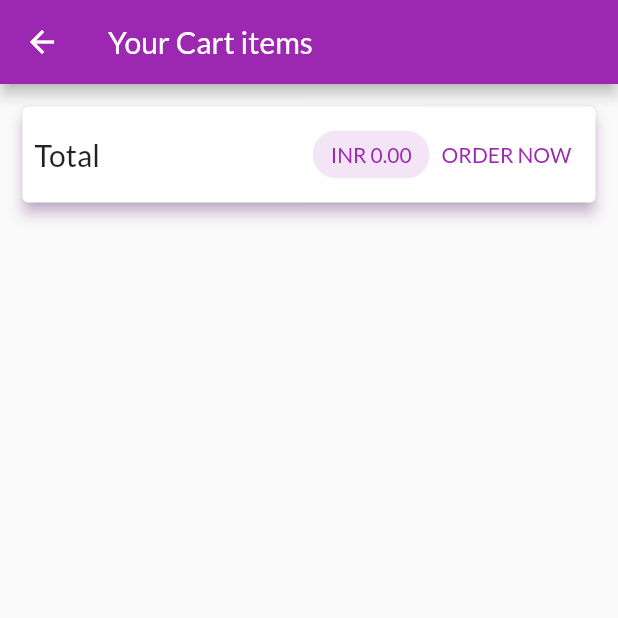
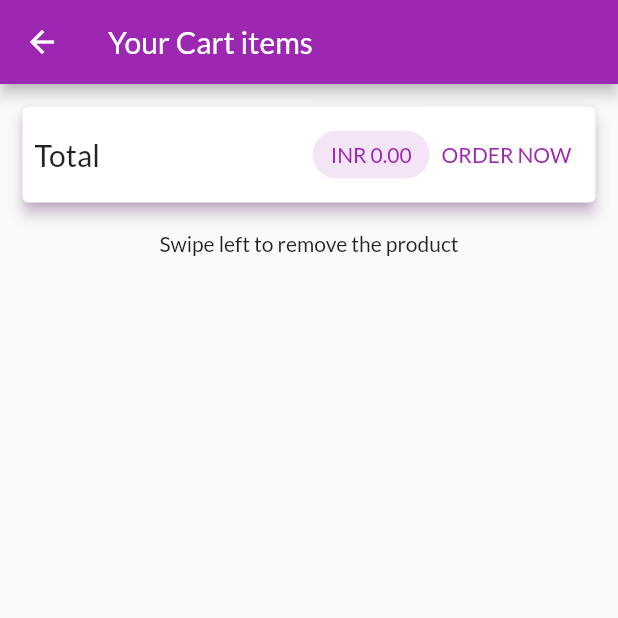
Before and after one commit to isahilgupta1306/shop_app, a Flutter app: the CartScreen screen opened by its route, after a tap on "ORDER NOW", on a phone screen of 412 x 824 dp, the top half of it. Run offline on Flutter 3.47's test engine with Material 2 defaults, Android fonts, the phone set to English and light mode, and no system bars; network calls fail.

```diff
--- /dev/null
+++ b/lib/models/http_exception.dart
@@ -0,0 +1,10 @@
+class HttpException {
+  final String message;
+  HttpException(this.message);
+
+  @override
+  String toString() {
+    // TODO: implement toString
+    return message;
+  }
+}
--- a/lib/provider/orders.dart
+++ b/lib/provider/orders.dart
@@ -1,5 +1,7 @@
 import 'package:flutter/cupertino.dart';
+import 'package:http/http.dart' as http;
 import './cart.dart';
+import 'dart:convert';
 
 class OrderItem {
   final String id;
@@ -23,7 +25,12 @@ class Orders with ChangeNotifier {
     return [..._orders];
   }
 
-  void addOrder(List<CartItems> cartProducts, double total) {
+  Future<void> addOrder(List<CartItems> cartProducts, double total) async {
+    const baseUrl =
+        'https://shopapp-b3123-default-rtdb.firebaseio.com/orders.json';
+    Uri url = Uri.parse(baseUrl);
+
+    http.post(url, body: json.encode({}));
     _orders.insert(
       0,
       OrderItem(
--- a/lib/screens/cart_screen.dart
+++ b/lib/screens/cart_screen.dart
@@ -57,7 +57,15 @@ class CartScreen extends StatelessWidget {
             ),
           ),
           SizedBox(
-            height: 10,
+            height: 4,
+          ),
+          Text(
+            'Swipe left to remove the product',
+            textAlign: TextAlign.start,
+            style: TextStyle(color: Colors.black87),
+          ),
+          SizedBox(
+            height: 8,
           ),
           Expanded(
             child: ListView.builder(
--- a/lib/widgets/cart_item.dart
+++ b/lib/widgets/cart_item.dart
@@ -29,7 +29,7 @@ class CartItem extends StatelessWidget {
             actions: [
               TextButton(
                 onPressed: () {
-                  Navigator.of(ctx).pop(false);
+                  Navigator.of(ctx).pop(true);
                 },
                 child: Text('Yes'),
               ),
```
Also changed, not shown: lib/provider/product.dart (+20 -1 lines), lib/provider/products.dart (+27 -2 lines), lib/screens/edit_products_screen.dart (+11 -9 lines), lib/widgets/user_product_item.dart (+9 -3 lines), 1 other file.
